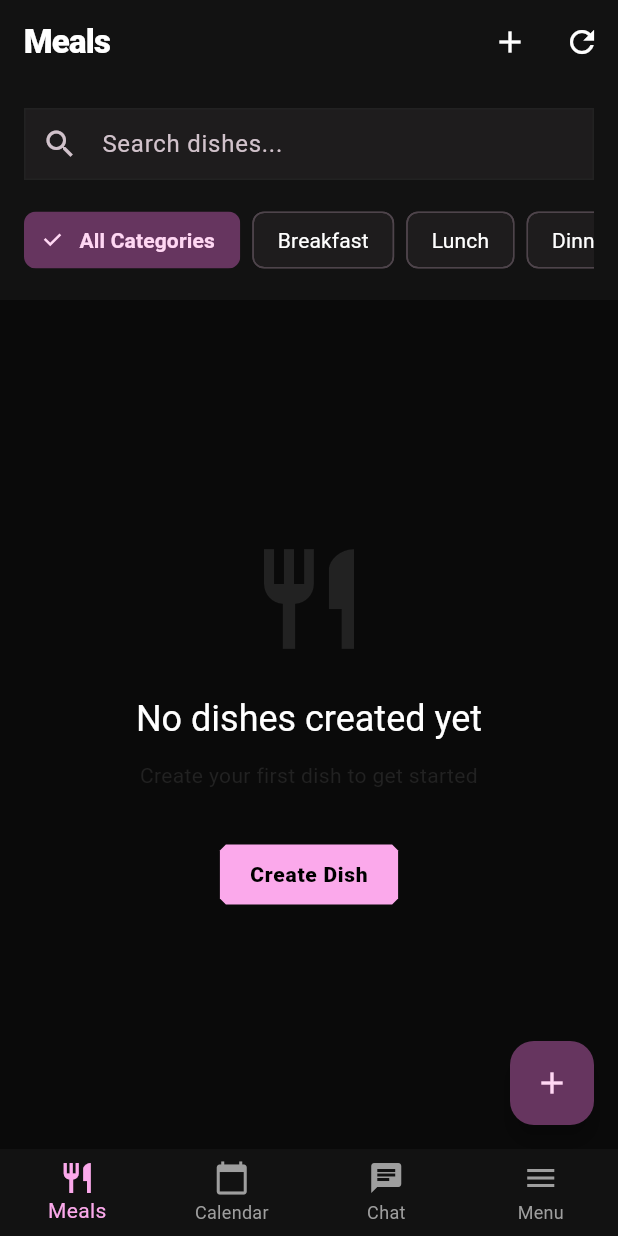
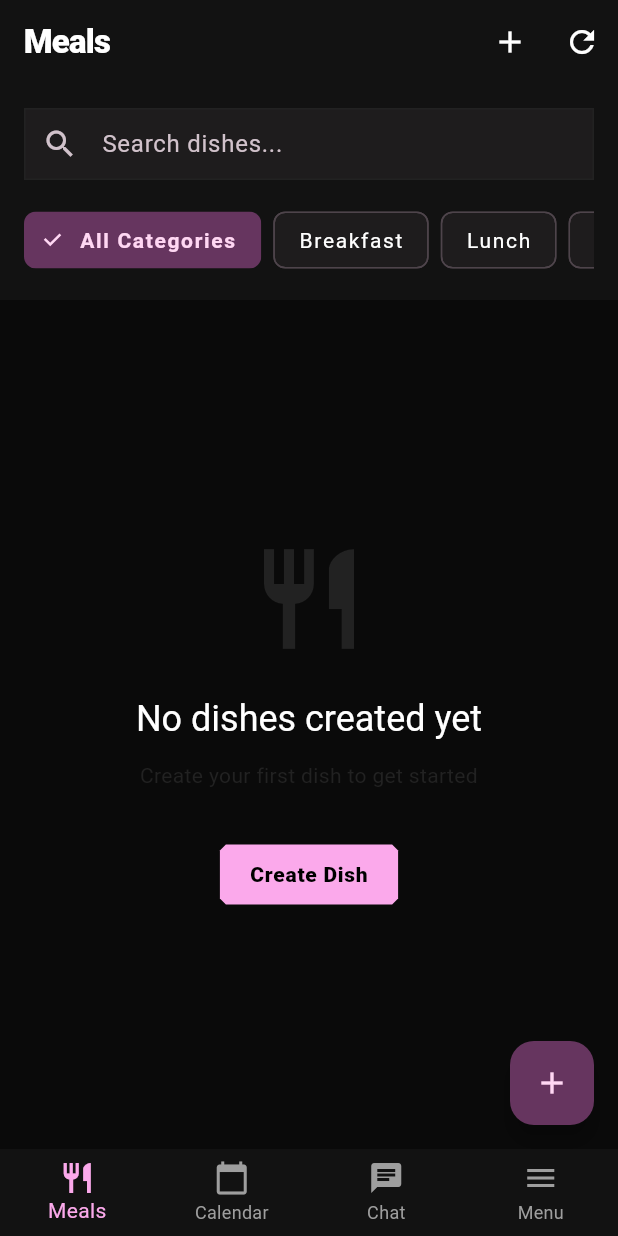
Before and after one commit to MrLappes/platepal-tracker-flutter, a Flutter app: the screen it shows after launch, on a phone screen of 412 x 824 dp. Run offline on Flutter 3.47's test engine with Material 3 defaults, Android fonts, the phone set to English and light mode, and no system bars; our stand-ins replace cached_network_image, file_picker, go_router, image_picker, share_plus, shared_preferences and 1 more; missing offline and left inert: health, mobile_scanner; accounts and stored records are empty.

Commit message:
Design Overhaul Stage 3.2: Increased typography contrast for Dark Mode—ensuring all telemetry and labels are readable on charcoal foundations.

```diff
--- a/lib/screens/meals_screen.dart
+++ b/lib/screens/meals_screen.dart
@@ -451,7 +451,7 @@ class _MealsScreenState extends State<MealsScreen> with WidgetsBindingObserver {
           unit,
           style: theme.textTheme.labelSmall?.copyWith(
             fontSize: 9,
-            color: theme.colorScheme.onSurface.withValues(alpha: 0.5),
+            color: theme.colorScheme.onSurface.withValues(alpha: 0.8),
             letterSpacing: 1,
           ),
         ),
--- a/lib/themes/app_theme.dart
+++ b/lib/themes/app_theme.dart
@@ -55,13 +55,21 @@ class AppTheme {
       cardColor: colors.card,
       dividerColor: colors.border,
 
+      // SHARP MODERN TYPOGRAPHY
       textTheme: TextTheme(
         displayLarge: TextStyle(color: colors.text, fontWeight: FontWeight.w900, letterSpacing: -1.0),
         headlineLarge: TextStyle(color: colors.text, fontWeight: FontWeight.w800, letterSpacing: -0.5),
         titleLarge: TextStyle(color: colors.text, fontWeight: FontWeight.bold, fontSize: 18),
         bodyLarge: TextStyle(color: colors.text, fontSize: 16),
-        bodyMedium: TextStyle(color: colors.text.withValues(alpha: 0.7), fontSize: 14),
-        labelSmall: const TextStyle(fontWeight: FontWeight.w900, letterSpacing: 1.5, fontSize: 10, fontFamily: 'monospace'),
+        bodyMedium: TextStyle(color: colors.text.withValues(alpha: 0.9), fontSize: 14),
+        labelLarge: TextStyle(color: colors.primary, fontWeight: FontWeight.bold, letterSpacing: 1.1),
+        labelSmall: TextStyle(
+          fontWeight: FontWeight.w900,
+          letterSpacing: 1.5,
+          fontSize: 10,
+          fontFamily: 'monospace',
+          color: colors.text.withValues(alpha: 0.7),
+        ),
       ),
 
       appBarTheme: AppBarTheme(
```
Also changed, not shown: lib/screens/calendar_screen.dart (+5 -2 lines).
